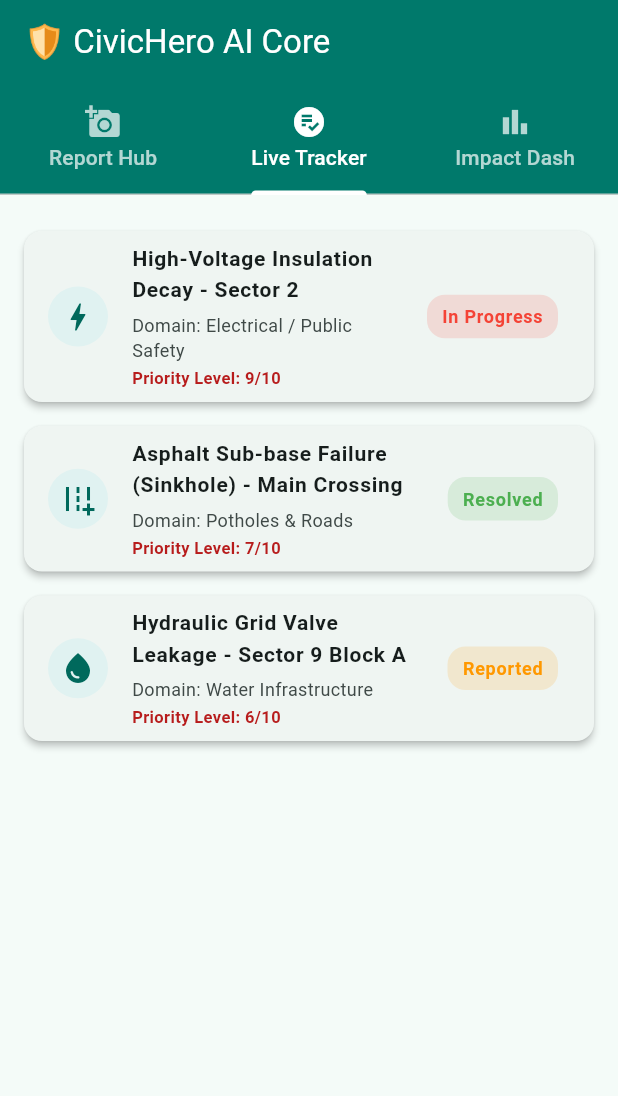
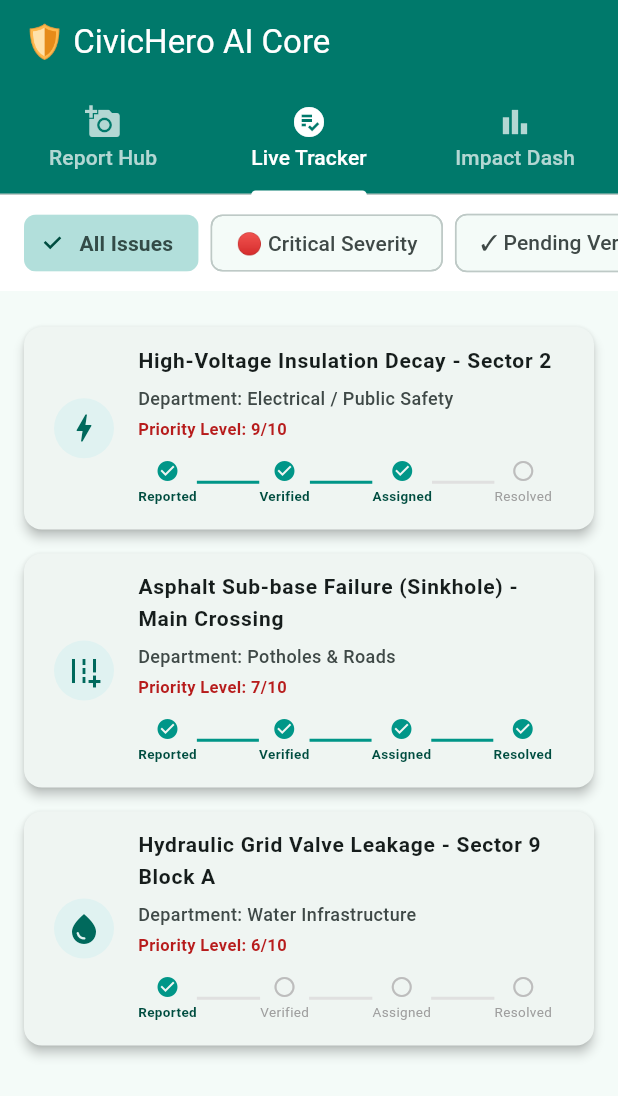
Before and after one commit to Anubhavaks/vibe2ship-community-hero, a Flutter app: the screen it shows after launch, tab 2 chosen, on a phone screen of 412 x 824 dp. Shown: the top 1096 px of the screen. Run offline on Flutter 3.47's test engine with Material 3 defaults, Android fonts, the phone set to English and light mode, and no system bars; our stand-ins replace flutter_map, image_picker, latlong2.

Commit message:
Final Polish: Added Authority Dashboard and visual Lifecycle Tracker

```diff
--- a/app/lib/main.dart
+++ b/app/lib/main.dart
@@ -435,7 +435,10 @@ class _CommunityHeroScreenState extends State<CommunityHeroScreen> {
                             borderStrokeWidth: 2,
                             borderColor: _isQuestVerified ? Colors.green : Colors.indigo,
                             useRadiusInMeter: true,
-                          radius: (_analysisResult!['analysis']['radius_meters'] as num).toDouble(),
+                            // 👇 FIX: Safely check if radius exists, otherwise default to 150.0 meters
+                            radius: _analysisResult!['analysis']['radius_meters'] != null
+                                ? (_analysisResult!['analysis']['radius_meters'] as num).toDouble()
+                                : 150.0,
                           ),
                         ],
                       ),
@@ -495,15 +498,63 @@ class _CommunityHeroScreenState extends State<CommunityHeroScreen> {
     );
   }
 
+  // --- TAB 2: AUTHORITY DASHBOARD & LIFECYCLE TRACKER ---
   Widget _buildLiveTrackerTab() {
-    return ListView.builder(
+    return Column(
+      children: [
+        // 1. NEW: AUTHORITY DASHBOARD FILTERS
+        Container(
+          color: Colors.white,
+          width: double.infinity,
+          padding: const EdgeInsets.symmetric(vertical: 8.0),
+          child: SingleChildScrollView(
+            scrollDirection: Axis.horizontal,
+            padding: const EdgeInsets.symmetric(horizontal: 16.0),
+            child: Row(
+              children: [
+                FilterChip(
+                  label: const Text("All Issues", style: TextStyle(fontWeight: FontWeight.bold)),
+                  selected: true,
+                  onSelected: (bool value) {},
+                  selectedColor: Colors.teal[100],
+                  checkmarkColor: Colors.teal[900],
+                ),
+                const SizedBox(width: 8),
+                FilterChip(
+                  label: const Text("🔴 Critical Severity"),
+                  selected: false,
+                  onSelected: (bool value) {},
+                ),
+                const SizedBox(width: 8),
+                FilterChip(
+                  label: const Text("✓ Pending Verification"),
+                  selected: false,
+                  onSelected: (bool value) {},
+                ),
+                const SizedBox(width: 8),
+                FilterChip(
+                  label: const Text("🏛️ Filter by Dept"),
+                  selected: false,
+                  onSelected: (bool value) {},
+                ),
+              ],
+            ),
+          ),
+        ),
+
+        // 2. THE ISSUES LIST WITH FULL LIFECYCLE PIPELINE
+        Expanded(
+          child: ListView.builder(
             padding: const EdgeInsets.all(16),
             itemCount: _simulatedFeed.length,
             itemBuilder: (context, index) {
               final item = _simulatedFeed[index];
               return Card(
                 margin: const EdgeInsets.symmetric(vertical: 8),
-          elevation: 2,
+                elevation: 3,
+                shape: RoundedRectangleBorder(borderRadius: BorderRadius.circular(12)),
+                child: Padding(
+                  padding: const EdgeInsets.all(4.0),
                   child: ListTile(
                     leading: CircleAvatar(
                       backgroundColor: Colors.teal[50],
@@ -513,23 +564,59 @@ class _CommunityHeroScreenState extends State<CommunityHeroScreen> {
                     subtitle: Column(
                       crossAxisAlignment: CrossAxisAlignment.start,
                       children: [
+                        const SizedBox(height: 6),
+                        Text("Department: ${item['category']}", style: const TextStyle(fontSize: 12, fontWeight: FontWeight.w500)),
                         const SizedBox(height: 4),
-                Text("Domain: ${item['category']}", style: const TextStyle(fontSize: 12)),
-                const SizedBox(height: 2),
                         Text("Priority Level: ${item['severity']}/10", style: TextStyle(color: Colors.red[900], fontWeight: FontWeight.bold, fontSize: 11)),
+
+                        // NEW: VISUAL LIFECYCLE TRACKER
+                        const SizedBox(height: 12),
+                        Row(
+                          mainAxisAlignment: MainAxisAlignment.spaceBetween,
+                          children: [
+                            _buildLifecycleDot("Reported", true),
+                            _buildLifecycleLine(item['status'] == 'Verified' || item['status'] == 'In Progress' || item['status'] == 'Resolved'),
+                            _buildLifecycleDot("Verified", item['status'] == 'Verified' || item['status'] == 'In Progress' || item['status'] == 'Resolved'),
+                            _buildLifecycleLine(item['status'] == 'In Progress' || item['status'] == 'Resolved'),
+                            _buildLifecycleDot("Assigned", item['status'] == 'In Progress' || item['status'] == 'Resolved'),
+                            _buildLifecycleLine(item['status'] == 'Resolved'),
+                            _buildLifecycleDot("Resolved", item['status'] == 'Resolved'),
                           ],
                         ),
-            trailing: Container(
-              padding: const EdgeInsets.symmetric(horizontal: 10, vertical: 6),
-              decoration: BoxDecoration(color: item['color'].withOpacity(0.15), borderRadius: BorderRadius.circular(12)),
-              child: Text(
-                item['status'],
-                style: TextStyle(color: item['color'], fontWeight: FontWeight.bold, fontSize: 12),
+                        const SizedBox(height: 4),
+                      ],
                     ),
                   ),
                 ),
               );
             },
+          ),
+        ),
+      ],
+    );
+  }
+
+  // Helper widgets to draw the Lifecycle Pipeline
+  Widget _buildLifecycleDot(String label, bool isActive) {
+    return Column(
+      children: [
+        Icon(
+          isActive ? Icons.check_circle : Icons.radio_button_unchecked,
+          size: 16,
+          color: isActive ? Colors.teal : Colors.grey[400],
+        ),
+        const SizedBox(height: 2),
+        Text(label, style: TextStyle(fontSize: 9, color: isActive ? Colors.teal[900] : Colors.grey[500], fontWeight: isActive ? FontWeight.bold : FontWeight.normal)),
+      ],
+    );
+  }
+
+  Widget _buildLifecycleLine(bool isActive) {
+    return Expanded(
+      child: Container(
+        height: 2,
+        color: isActive ? Colors.teal : Colors.grey[300],
+      ),
     );
   }
 
```
Also changed, not shown: 1 other file. Lines whose indentation alone changed are shown as unchanged.
